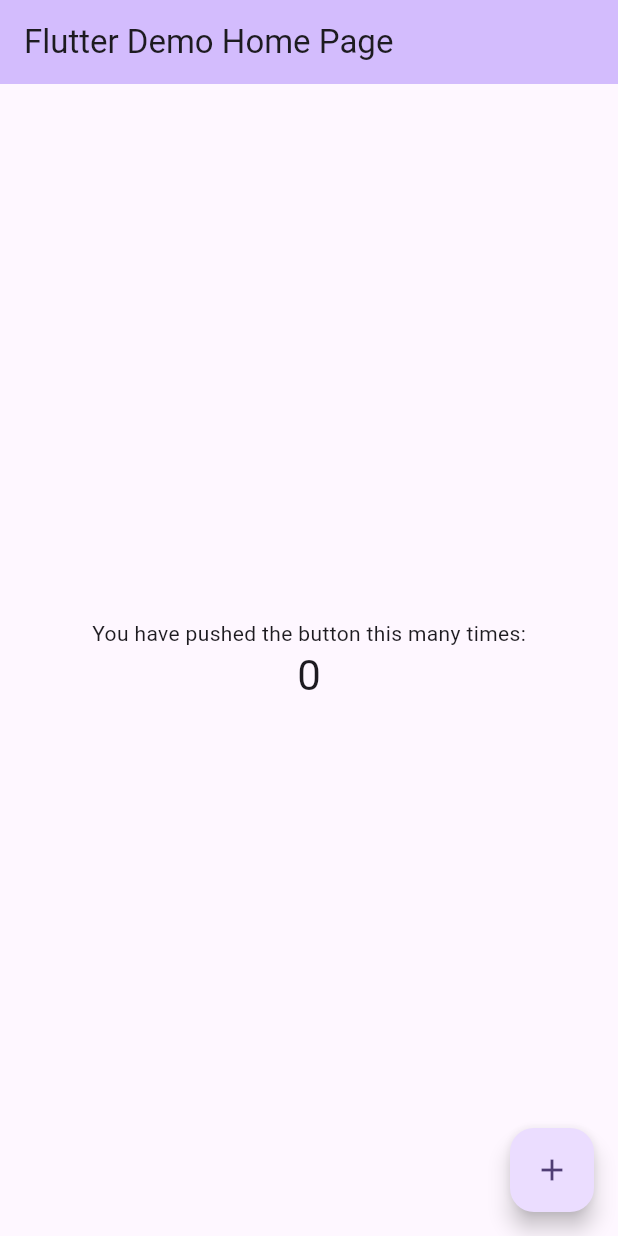
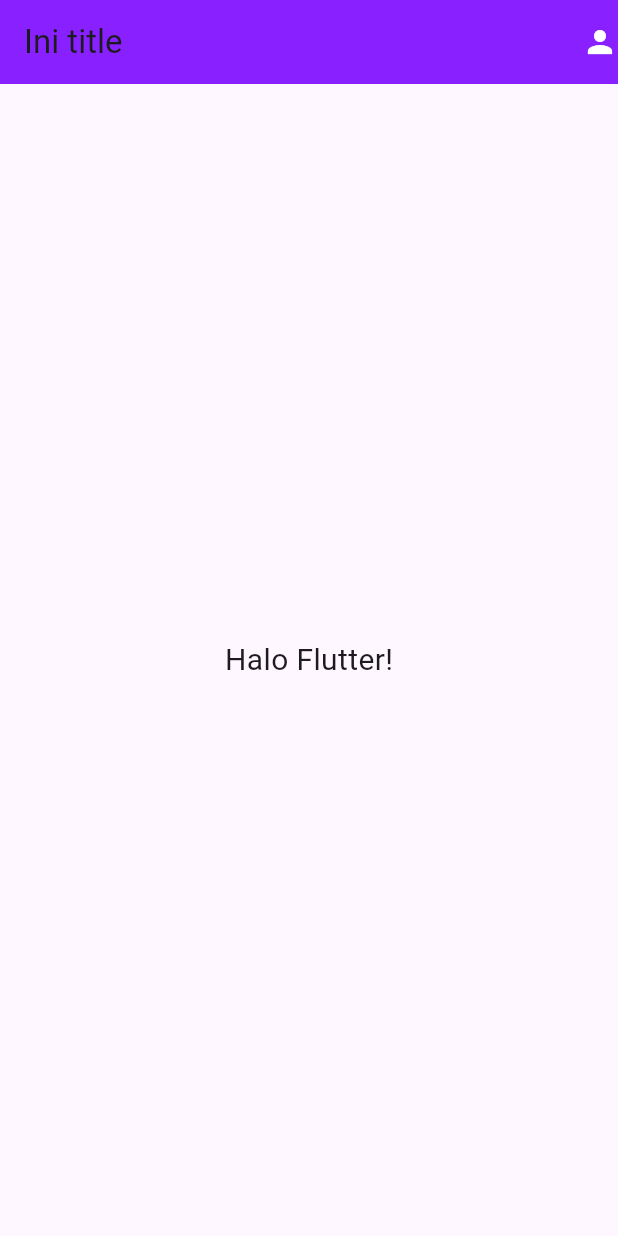
Before and after one commit to Julianarwansah/tugas_week_5_1123150112, a Flutter app: the screen it shows after launch, on a phone screen of 412 x 824 dp. Run offline on Flutter 3.47's test engine with Material 3 defaults, Android fonts, the phone set to English and light mode, and no system bars.

Commit message:
commit 3 menambahkan icon person warna putih

```diff
--- a/lib/main.dart
+++ b/lib/main.dart
@@ -4,119 +4,48 @@ void main() {
   runApp(const MyApp());
 }
 
-class MyApp extends StatelessWidget {
+class MyApp extends StatefulWidget {
   const MyApp({super.key});
 
-  // This widget is the root of your application.
+  @override
+  State<MyApp> createState() => _MyAppState();
+}
+
+class _MyAppState extends State<MyApp> {
   @override
   Widget build(BuildContext context) {
     return MaterialApp(
-      title: 'Flutter Demo',
-      theme: ThemeData(
-        // This is the theme of your application.
-        //
-        // TRY THIS: Try running your application with "flutter run". You'll see
-        // the application has a purple toolbar. Then, without quitting the app,
-        // try changing the seedColor in the colorScheme below to Colors.green
-        // and then invoke "hot reload" (save your changes or press the "hot
-        // reload" button in a Flutter-supported IDE, or press "r" if you used
-        // the command line to start the app).
-        //
-        // Notice that the counter didn't reset back to zero; the application
-        // state is not lost during the reload. To reset the state, use hot
-        // restart instead.
-        //
-        // This works for code too, not just values: Most code changes can be
-        // tested with just a hot reload.
-        colorScheme: ColorScheme.fromSeed(seedColor: Colors.deepPurple),
-      ),
-      home: const MyHomePage(title: 'Flutter Demo Home Page'),
+      debugShowCheckedModeBanner: false,
+      title: "Title Aplikasi latihan Container",
+      home: const MyHome(),
     );
   }
 }
 
-class MyHomePage extends StatefulWidget {
-  const MyHomePage({super.key, required this.title});
-
-  // This widget is the home page of your application. It is stateful, meaning
-  // that it has a State object (defined below) that contains fields that affect
-  // how it looks.
-
-  // This class is the configuration for the state. It holds the values (in this
-  // case the title) provided by the parent (in this case the App widget) and
-  // used by the build method of the State. Fields in a Widget subclass are
-  // always marked "final".
-
-  final String title;
+class MyHome extends StatefulWidget {
+  const MyHome({super.key});
 
   @override
-  State<MyHomePage> createState() => _MyHomePageState();
+  State<MyHome> createState() => _MyHomeState();
 }
 
-class _MyHomePageState extends State<MyHomePage> {
-  int _counter = 0;
-
-  void _incrementCounter() {
-    setState(() {
-      // This call to setState tells the Flutter framework that something has
-      // changed in this State, which causes it to rerun the build method below
-      // so that the display can reflect the updated values. If we changed
-      // _counter without calling setState(), then the build method would not be
-      // called again, and so nothing would appear to happen.
-      _counter++;
-    });
-  }
-
+class _MyHomeState extends State<MyHome> {
   @override
   Widget build(BuildContext context) {
-    // This method is rerun every time setState is called, for instance as done
-    // by the _incrementCounter method above.
-    //
-    // The Flutter framework has been optimized to make rerunning build methods
-    // fast, so that you can just rebuild anything that needs updating rather
-    // than having to individually change instances of widgets.
     return Scaffold(
       appBar: AppBar(
-        // TRY THIS: Try changing the color here to a specific color (to
-        // Colors.amber, perhaps?) and trigger a hot reload to see the AppBar
-        // change color while the other colors stay the same.
-        backgroundColor: Theme.of(context).colorScheme.inversePrimary,
-        // Here we take the value from the MyHomePage object that was created by
-        // the App.build method, and use it to set our appbar title.
-        title: Text(widget.title),
+        title: const Text("Ini title"),
+        backgroundColor: const Color.fromARGB(255, 136, 32, 255),
+        actions: [
+          Icon(Icons.person, color: Colors.white),
+        ],
       ),
-      body: Center(
-        // Center is a layout widget. It takes a single child and positions it
-        // in the middle of the parent.
-        child: Column(
-          // Column is also a layout widget. It takes a list of children and
-          // arranges them vertically. By default, it sizes itself to fit its
-          // children horizontally, and tries to be as tall as its parent.
-          //
-          // Column has various properties to control how it sizes itself and
-          // how it positions its children. Here we use mainAxisAlignment to
-          // center the children vertically; the main axis here is the vertical
-          // axis because Columns are vertical (the cross axis would be
-          // horizontal).
-          //
-          // TRY THIS: Invoke "debug painting" (choose the "Toggle Debug Paint"
-          // action in the IDE, or press "p" in the console), to see the
-          // wireframe for each widget.
-          mainAxisAlignment: MainAxisAlignment.center,
-          children: <Widget>[
-            const Text('You have pushed the button this many times:'),
-            Text(
-              '$_counter',
-              style: Theme.of(context).textTheme.headlineMedium,
-            ),
-          ],
+      body: const Center(
+        child: Text(
+          "Halo Flutter!",
+          style: TextStyle(fontSize: 20),
         ),
       ),
-      floatingActionButton: FloatingActionButton(
-        onPressed: _incrementCounter,
-        tooltip: 'Increment',
-        child: const Icon(Icons.add),
-      ), // This trailing comma makes auto-formatting nicer for build methods.
     );
   }
 }
```
Also changed, not shown: 1 other file.
